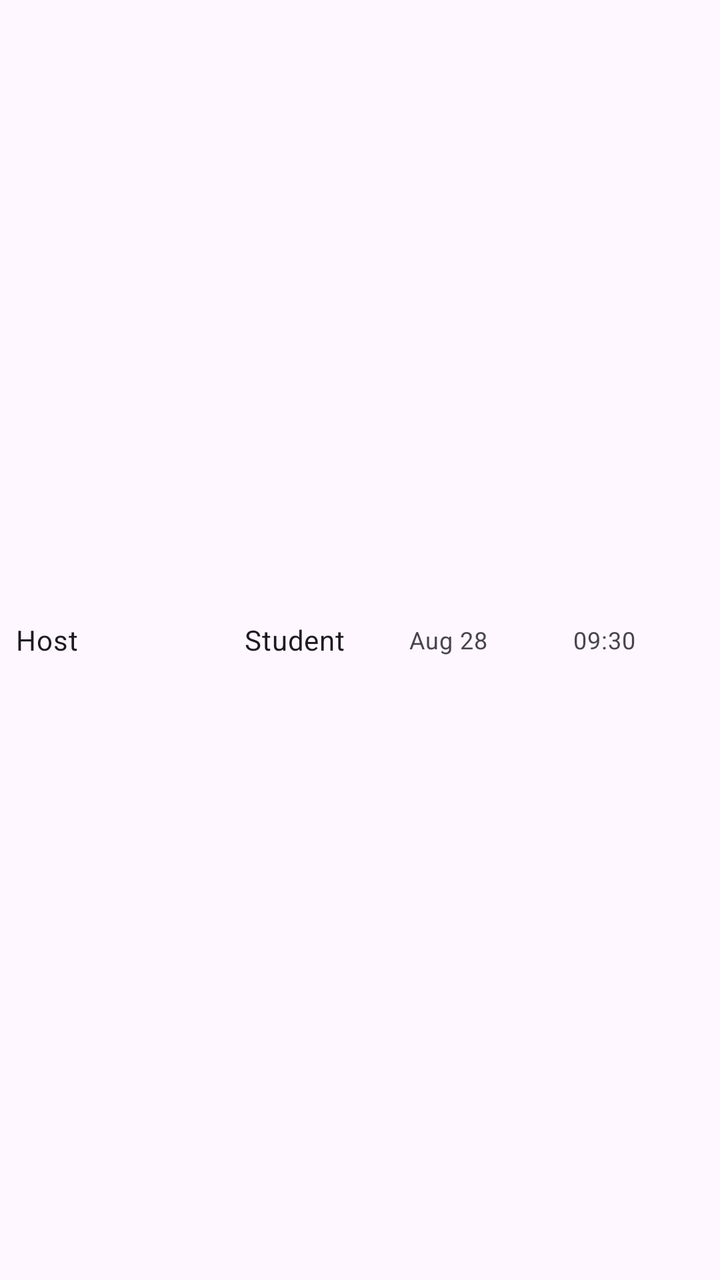
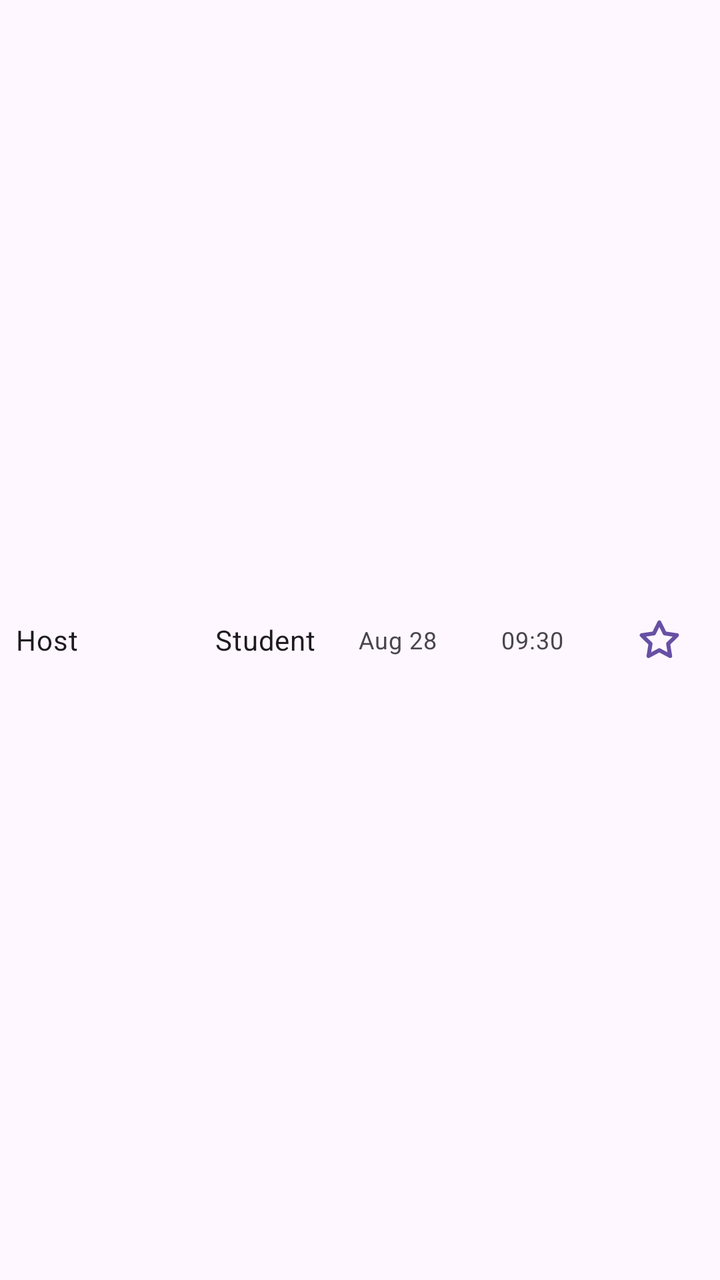

Before-and-after screenshots of an Android layout around one commit, followed by the original layout XML and the change that was made.
<!-- AndroidManifest.xml: application theme Theme.TeacherApp -->
<!-- res/layout/item_web_usage_table.xml -->
<?xml version="1.0" encoding="utf-8"?>
<LinearLayout xmlns:android="http://schemas.android.com/apk/res/android"
    android:layout_width="match_parent"
    android:layout_height="wrap_content"
    android:gravity="center_vertical"
    android:orientation="horizontal"
    android:paddingHorizontal="8dp"
    android:paddingVertical="10dp">

    <com.google.android.material.textview.MaterialTextView
        android:id="@+id/tv_web_table_host"
        style="?attr/textAppearanceBodyMedium"
        android:layout_width="0dp"
        android:layout_height="wrap_content"
        android:layout_weight="1.4"
        android:ellipsize="end"
        android:maxLines="1"
        android:text="Host" />

    <com.google.android.material.textview.MaterialTextView
        android:id="@+id/tv_web_table_student"
        style="?attr/textAppearanceBodyMedium"
        android:layout_width="0dp"
        android:layout_height="wrap_content"
        android:layout_weight="1"
        android:ellipsize="end"
        android:maxLines="1"
        android:text="Student" />

    <com.google.android.material.textview.MaterialTextView
        android:id="@+id/tv_web_table_date"
        style="?attr/textAppearanceBodySmall"
        android:layout_width="0dp"
        android:layout_height="wrap_content"
        android:layout_weight="1"
        android:ellipsize="end"
        android:maxLines="1"
        android:text="Aug 28" />

    <com.google.android.material.textview.MaterialTextView
        android:id="@+id/tv_web_table_time"
        style="?attr/textAppearanceBodySmall"
        android:layout_width="0dp"
        android:layout_height="wrap_content"
        android:layout_weight=".8"
        android:ellipsize="end"
        android:maxLines="1"
        android:text="09:30" />

</LinearLayout>
<!-- resources referenced by this layout -->
<resources>
  <style name="Theme.TeacherApp" parent="Base.Theme.TeacherApp" />
  <style name="Base.Theme.TeacherApp" parent="Theme.Material3.DayNight.NoActionBar">
          
          
      </style>
</resources>

<!-- the commit's change to res/layout/item_web_usage_table.xml (unified diff, before → after) -->
@@ -1,5 +1,6 @@
 <?xml version="1.0" encoding="utf-8"?>
 <LinearLayout xmlns:android="http://schemas.android.com/apk/res/android"
+    xmlns:app="http://schemas.android.com/apk/res-auto"
     android:layout_width="match_parent"
     android:layout_height="wrap_content"
     android:gravity="center_vertical"
@@ -47,4 +48,14 @@
         android:maxLines="1"
         android:text="09:30" />
 
+    <ImageButton
+        android:id="@+id/btn_web_whitelist"
+        android:layout_width="44dp"
+        android:layout_height="44dp"
+        android:background="?attr/selectableItemBackgroundBorderless"
+        android:contentDescription="Add to website whitelist"
+        android:padding="11dp"
+        android:src="@drawable/ic_whitelist_outline"
+        app:tint="?attr/colorPrimary" />
+
 </LinearLayout>
<!-- resource entries referenced after the edit -->
@@ -1,5 +1,18 @@
 <!-- resources referenced by this layout -->
 <resources>
+  <!-- drawable ic_whitelist_outline (drawable) -->
+  <vector xmlns:android="http://schemas.android.com/apk/res/android"
+      android:width="24dp"
+      android:height="24dp"
+      android:viewportWidth="24"
+      android:viewportHeight="24">
+      <path
+          android:fillColor="@android:color/transparent"
+          android:pathData="M12,3.2L14.7,8.7L20.8,9.6L16.4,13.9L17.4,20L12,17.1L6.6,20L7.6,13.9L3.2,9.6L9.3,8.7L12,3.2Z"
+          android:strokeColor="?attr/colorPrimary"
+          android:strokeLineJoin="round"
+          android:strokeWidth="2" />
+  </vector>
   <style name="Theme.TeacherApp" parent="Base.Theme.TeacherApp" />
   <style name="Base.Theme.TeacherApp" parent="Theme.Material3.DayNight.NoActionBar">
           
